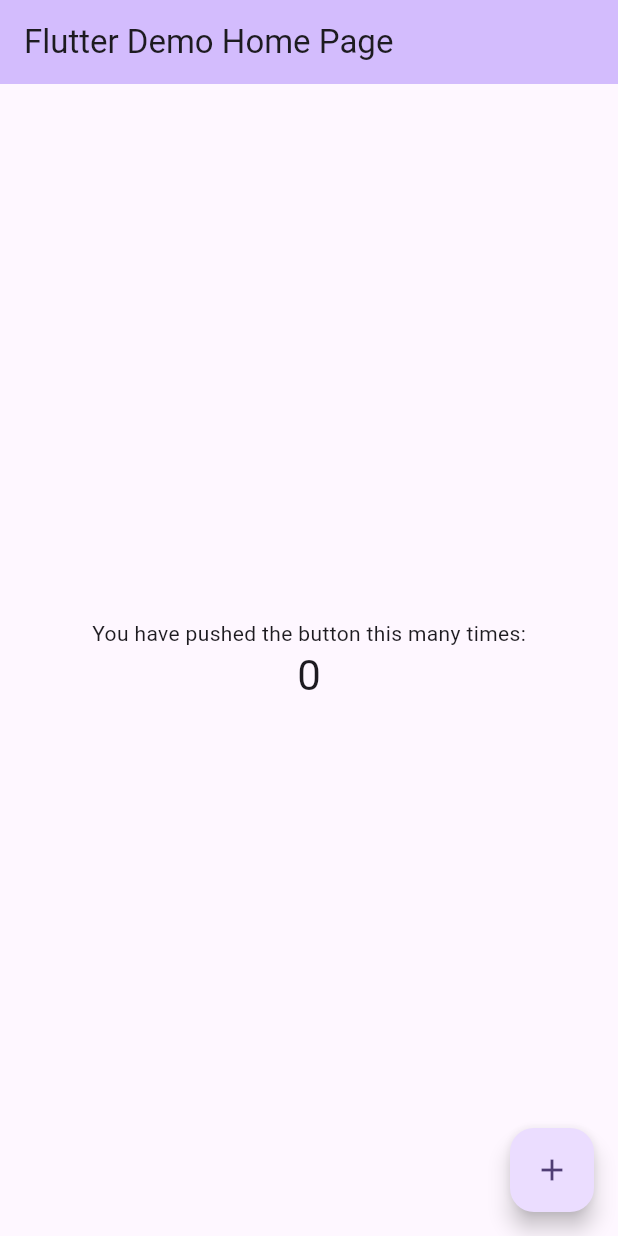
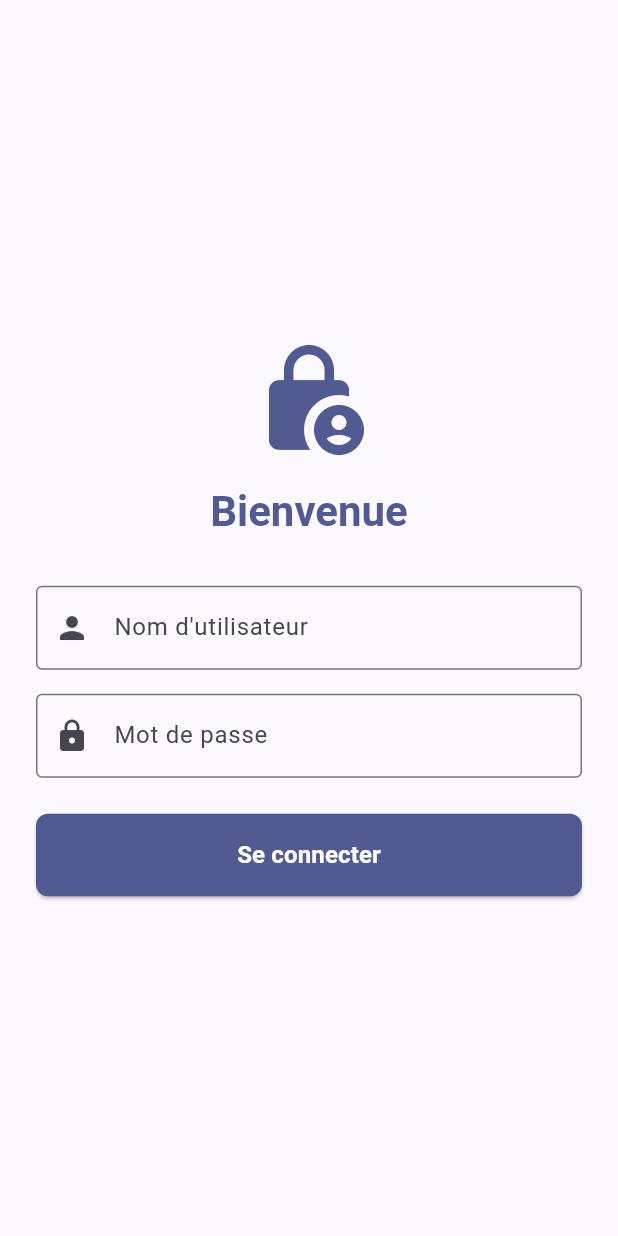
Before and after one commit to Sessou-koffi/dclic_semaine6_todolist, a Flutter app: the screen it shows after launch, on a phone screen of 412 x 824 dp. Run offline on Flutter 3.47's test engine with Material 3 defaults, Android fonts, the phone set to English and light mode, and no system bars.

Commit message:
Ajout de l'interface de connexion sécurisée avec gestion des erreurs

```diff
--- a/dclic_semaine6_todolist/lib/main.dart
+++ b/dclic_semaine6_todolist/lib/main.dart
@@ -1,4 +1,5 @@
 import 'package:flutter/material.dart';
+import 'screens/login_screen.dart';
 
 void main() {
   runApp(const MyApp());
@@ -7,116 +8,17 @@ void main() {
 class MyApp extends StatelessWidget {
   const MyApp({super.key});
 
-  // This widget is the root of your application.
   @override
   Widget build(BuildContext context) {
     return MaterialApp(
-      title: 'Flutter Demo',
+      title: 'D-Clic Notes',
+      debugShowCheckedModeBanner: false,
       theme: ThemeData(
-        // This is the theme of your application.
-        //
-        // TRY THIS: Try running your application with "flutter run". You'll see
-        // the application has a purple toolbar. Then, without quitting the app,
-        // try changing the seedColor in the colorScheme below to Colors.green
-        // and then invoke "hot reload" (save your changes or press the "hot
-        // reload" button in a Flutter-supported IDE, or press "r" if you used
-        // the command line to start the app).
-        //
-        // Notice that the counter didn't reset back to zero; the application
-        // state is not lost during the reload. To reset the state, use hot
-        // restart instead.
-        //
-        // This works for code too, not just values: Most code changes can be
-        // tested with just a hot reload.
-        colorScheme: .fromSeed(seedColor: Colors.deepPurple),
+        useMaterial3: true,
+        primarySwatch: Colors.indigo,
+        colorScheme: ColorScheme.fromSeed(seedColor: Colors.indigo),
       ),
-      home: const MyHomePage(title: 'Flutter Demo Home Page'),
+      home: const LoginScreen(),
     );
   }
 }
-
-class MyHomePage extends StatefulWidget {
-  const MyHomePage({super.key, required this.title});
-
-  // This widget is the home page of your application. It is stateful, meaning
-  // that it has a State object (defined below) that contains fields that affect
-  // how it looks.
-
-  // This class is the configuration for the state. It holds the values (in this
-  // case the title) provided by the parent (in this case the App widget) and
-  // used by the build method of the State. Fields in a Widget subclass are
-  // always marked "final".
-
-  final String title;
-
-  @override
-  State<MyHomePage> createState() => _MyHomePageState();
-}
-
-class _MyHomePageState extends State<MyHomePage> {
-  int _counter = 0;
-
-  void _incrementCounter() {
-    setState(() {
-      // This call to setState tells the Flutter framework that something has
-      // changed in this State, which causes it to rerun the build method below
-      // so that the display can reflect the updated values. If we changed
-      // _counter without calling setState(), then the build method would not be
-      // called again, and so nothing would appear to happen.
-      _counter++;
-    });
-  }
-
-  @override
-  Widget build(BuildContext context) {
-    // This method is rerun every time setState is called, for instance as done
-    // by the _incrementCounter method above.
-    //
-    // The Flutter framework has been optimized to make rerunning build methods
-    // fast, so that you can just rebuild anything that needs updating rather
-    // than having to individually change instances of widgets.
-    return Scaffold(
-      appBar: AppBar(
-        // TRY THIS: Try changing the color here to a specific color (to
-        // Colors.amber, perhaps?) and trigger a hot reload to see the AppBar
-        // change color while the other colors stay the same.
-        backgroundColor: Theme.of(context).colorScheme.inversePrimary,
-        // Here we take the value from the MyHomePage object that was created by
-        // the App.build method, and use it to set our appbar title.
-        title: Text(widget.title),
-      ),
-      body: Center(
-        // Center is a layout widget. It takes a single child and positions it
-        // in the middle of the parent.
-        child: Column(
-          // Column is also a layout widget. It takes a list of children and
-          // arranges them vertically. By default, it sizes itself to fit its
-          // children horizontally, and tries to be as tall as its parent.
-          //
-          // Column has various properties to control how it sizes itself and
-          // how it positions its children. Here we use mainAxisAlignment to
-          // center the children vertically; the main axis here is the vertical
-          // axis because Columns are vertical (the cross axis would be
-          // horizontal).
-          //
-          // TRY THIS: Invoke "debug painting" (choose the "Toggle Debug Paint"
-          // action in the IDE, or press "p" in the console), to see the
-          // wireframe for each widget.
-          mainAxisAlignment: .center,
-          children: [
-            const Text('You have pushed the button this many times:'),
-            Text(
-              '$_counter',
-              style: Theme.of(context).textTheme.headlineMedium,
-            ),
-          ],
-        ),
-      ),
-      floatingActionButton: FloatingActionButton(
-        onPressed: _incrementCounter,
-        tooltip: 'Increment',
-        child: const Icon(Icons.add),
-      ),
-    );
-  }
-}
--- /dev/null
+++ b/dclic_semaine6_todolist/lib/screens/login_screen.dart
@@ -0,0 +1,136 @@
+import 'package:flutter/material.dart';
+
+class LoginScreen extends StatefulWidget {
+  const LoginScreen({super.key});
+
+  @override
+  State<LoginScreen> createState() => _LoginScreenState();
+}
+
+class _LoginScreenState extends State<LoginScreen> {
+  final _formKey = GlobalKey<FormState>();
+  final _usernameController = TextEditingController();
+  final _passwordController = TextEditingController();
+
+  void _login() {
+    if (_formKey.currentState!.validate()) {
+      String username = _usernameController.text.trim();
+      String password = _passwordController.text.trim();
+
+      // Simulation d'une vérification d'identifiants
+      if (username == 'admin' && password == '1234') {
+        // Succès : Nous afficherons la liste des notes ici à l'étape suivante
+        ScaffoldMessenger.of(context).showSnackBar(
+          const SnackBar(
+            content: Text('Connexion réussie !'),
+            backgroundColor: Colors.green,
+          ),
+        );
+      } else {
+        // Échec : Message d'erreur clair et précis
+        ScaffoldMessenger.of(context).showSnackBar(
+          const SnackBar(
+            content: Text('Nom d\'utilisateur ou mot de passe incorrect.'),
+            backgroundColor: Colors.red,
+          ),
+        );
+      }
+    }
+  }
+
+  @override
+  void dispose() {
+    _usernameController.dispose();
+    _passwordController.dispose();
+    super.dispose();
+  }
+
+  @override
+  Widget build(BuildContext context) {
+    return Scaffold(
+      backgroundColor: Theme.of(context).colorScheme.background,
+      body: Center(
+        child: SingleChildScrollView(
+          padding: const EdgeInsets.all(24.0),
+          child: Form(
+            key: _formKey,
+            child: Column(
+              mainAxisAlignment: MainAxisAlignment.center,
+              crossAxisAlignment: CrossAxisAlignment.stretch,
+              children: [
+                // Icône d'en-tête pour le design
+                Icon(
+                  Icons.lock_person_rounded,
+                  size: 80,
+                  color: Theme.of(context).colorScheme.primary,
+                ),
+                const SizedBox(height: 16),
+                Text(
+                  'Bienvenue',
+                  textAlign: TextAlign.center,
+                  style: Theme.of(context).textTheme.headlineMedium?.copyWith(
+                        fontWeight: FontWeight.bold,
+                        color: Theme.of(context).colorScheme.primary,
+                      ),
+                ),
+                const SizedBox(height: 32),
+
+                // Champ Nom d'utilisateur
+                TextFormField(
+                  controller: _usernameController,
+                  decoration: const InputDecoration(
+                    labelText: 'Nom d\'utilisateur',
+                    prefixIcon: Icon(Icons.person),
+                    border: OutlineInputBorder(),
+                  ),
+                  validator: (value) {
+                    if (value == null || value.trim().isEmpty) {
+                      return 'Veuillez saisir votre nom d\'utilisateur';
+                    }
+                    return null;
+                  },
+                ),
+                const SizedBox(height: 16),
+
+                // Champ Mot de passe
+                TextFormField(
+                  controller: _passwordController,
+                  obscureText: true,
+                  decoration: const InputDecoration(
+                    labelText: 'Mot de passe',
+                    prefixIcon: Icon(Icons.lock),
+                    border: OutlineInputBorder(),
+                  ),
+                  validator: (value) {
+                    if (value == null || value.trim().isEmpty) {
+                      return 'Veuillez saisir votre mot de passe';
+                    }
+                    return null;
+                  },
+                ),
+                const SizedBox(height: 24),
+
+                // Bouton de connexion
+                ElevatedButton(
+                  onPressed: _login,
+                  style: ElevatedButton.styleFrom(
+                    padding: const EdgeInsets.symmetric(vertical: 16),
+                    backgroundColor: Theme.of(context).colorScheme.primary,
+                    foregroundColor: Colors.white,
+                    shape: RoundedRectangleBorder(
+                      borderRadius: BorderRadius.circular(8),
+                    ),
+                  ),
+                  child: const Text(
+                    'Se connecter',
+                    style: TextStyle(fontSize: 16, fontWeight: FontWeight.bold),
+                  ),
+                ),
+              ],
+            ),
+          ),
+        ),
+      ),
+    );
+  }
+}
```
